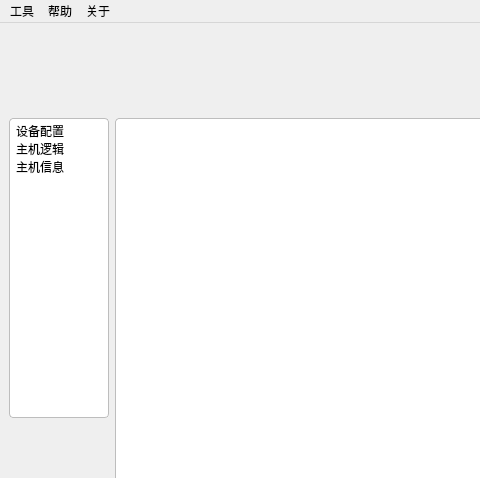
Qt form Config_Tool/mainwindow.ui (kepler-444b/AODSN_Config_Tool) before a commit; both pictures show x 0 to 480 and y 0 to 478 of the 1030 by 800 pixel window.
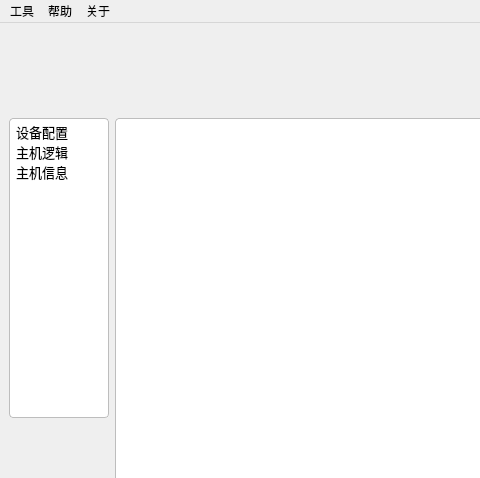
The same form after that commit.

Diff of the .ui file:
```diff
--- a/Config_Tool/mainwindow.ui
+++ b/Config_Tool/mainwindow.ui
@@ -78,6 +78,11 @@
         <height>0</height>
        </size>
       </property>
+      <property name="font">
+       <font>
+        <pointsize>10</pointsize>
+       </font>
+      </property>
       <property name="styleSheet">
        <string notr="true">QListWidget  {
     border: 1px solid #bdbdbd;
@@ -86,6 +91,9 @@
     background-color: white;
 }</string>
       </property>
+      <property name="lineWidth">
+       <number>1</number>
+      </property>
       <item>
        <property name="text">
         <string>设备配置</string>
```
Left out of the diff: 5 changed lines with no effect on the pictures.
